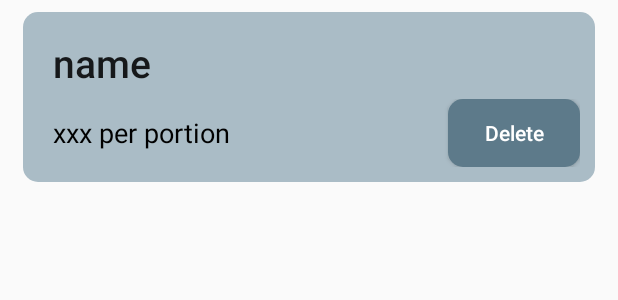
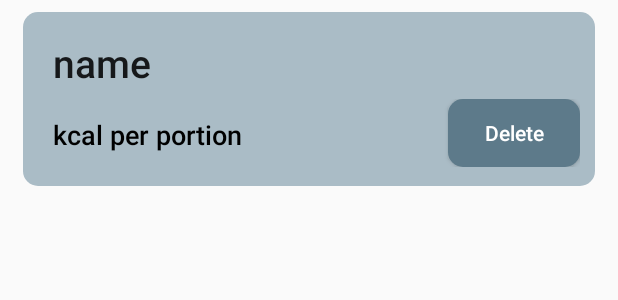
Before and after one commit to AlcirSaraiva/How_Many_Calories, an Android app: the layout saved_list.xml on its own in the app's theme, with its tools: preview values and no code run, on a phone screen of 412 x 824 dp. Shown: the top 300 px of the screen. Run offline under Robolectric (Android 15) with nearby library versions, the phone set to English and light mode, and no system bars.

Commit message:
Saved list touch improved

```diff
--- a/app/src/main/res/layout/saved_list.xml
+++ b/app/src/main/res/layout/saved_list.xml
@@ -38,15 +38,19 @@
             android:orientation="horizontal"
             android:weightSum="6">
 
-            <TextView
+            <Button
                 android:id="@+id/saved_calories_per_serving"
                 android:layout_width="0dp"
-                android:layout_height="match_parent"
+                android:layout_height="wrap_content"
                 android:layout_weight="4"
+                android:text="kcal per portion"
                 android:textColor="@color/black"
+                android:background="@color/transparent"
+                android:textAllCaps="false"
                 android:textSize="@dimen/calories_size_saved_card"
-                android:text="xxx per portion"
-                android:gravity="center_vertical"/>
+                android:lines="1"
+                android:textStyle="normal"
+                android:gravity="start|center_vertical"/>
 
             <LinearLayout
                 android:layout_width="0dp"
--- a/app/src/main/res/values/strings.xml
+++ b/app/src/main/res/values/strings.xml
@@ -7,7 +7,7 @@
     <string name="subscription_title">Subscription</string>
     <string name="subscription_text">You will be charged monthly until you cancel your subscription. </string>
     <string name="subscription_benefits_title">Benefits</string>
-    <string name="subscription_benefits">&#8226; No more Ads\n&#8226; Every new feature will be included</string>
+    <string name="subscription_benefits">&#8226; No more Ads\n&#8226; Full nutritional information\n&#8226; Every new feature will be included</string>
     <string name="subscription_button">Buy now</string>
 
     <string name="text_no_ads">No more ADS</string>
```
Also changed, not shown: app/src/main/java/com/awesome/howmanycalories/MainActivity.java (+33 -5 lines).
